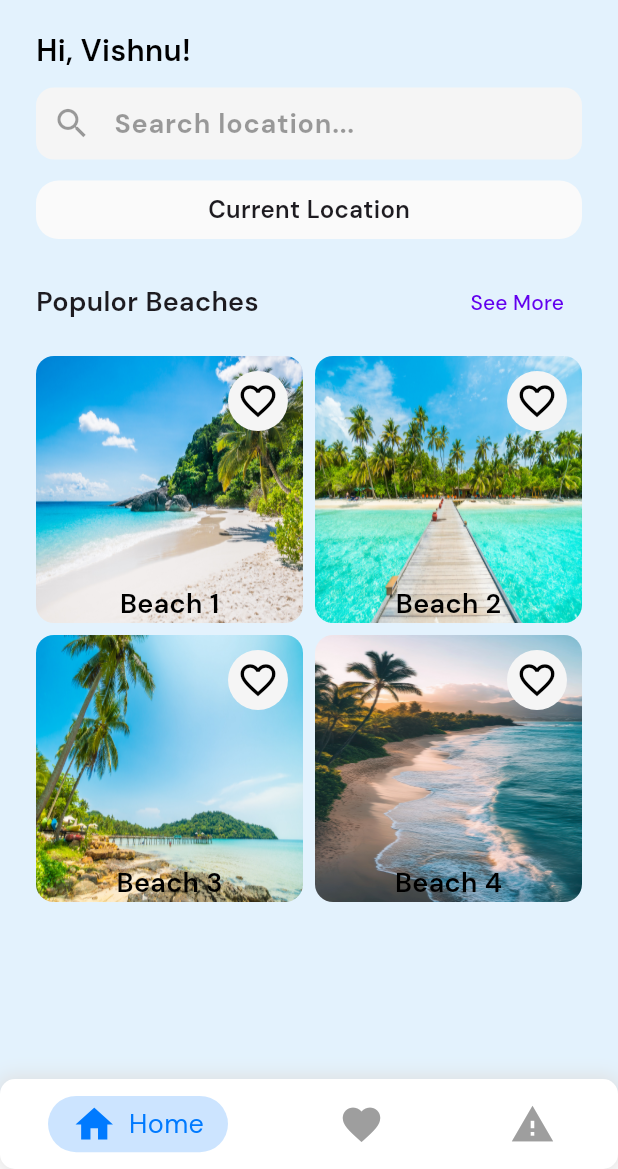
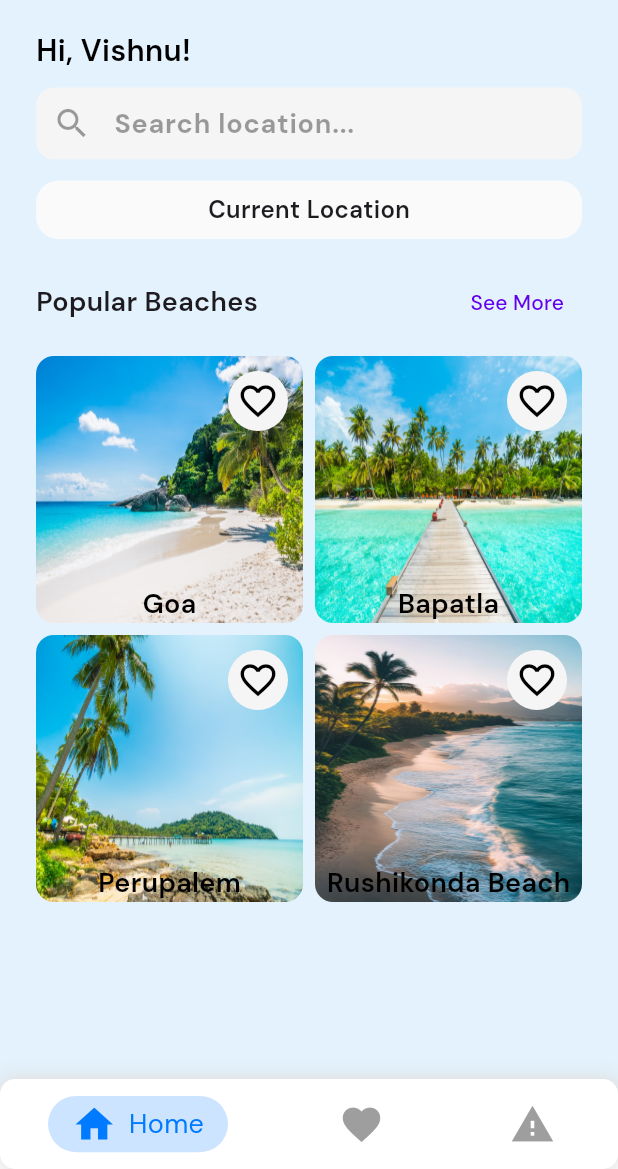
Before and after one commit to SeaAegis/SeaAegis, a Flutter app: the screen it shows after launch, on a phone screen of 412 x 824 dp, the part 67-1236 px from its top. Run offline on Flutter 3.47's test engine with Material 3 defaults, Android fonts, the phone set to English and light mode, and no system bars; drawn by our look-alikes of persistent_bottom_nav_bar; our stand-ins replace cloud_firestore, firebase_auth, firebase_core, flutter_svg, google_fonts, google_maps_flutter and 1 more; accounts and stored records are empty.

Commit message:
home image to beach fetch

```diff
--- a/lib/views/home/home.dart
+++ b/lib/views/home/home.dart
@@ -2,23 +2,70 @@ import 'package:flutter/material.dart';
 import 'package:persistent_bottom_nav_bar/persistent_bottom_nav_bar.dart';
 import 'package:provider/provider.dart';
 import 'package:seaaegis/providers/app_theme.dart';
-import 'package:seaaegis/testApi/tester1.dart';
 import 'package:seaaegis/views/alerts/alert_message.dart';
 import 'package:seaaegis/views/beach_data/beach_stats.dart';
 import 'package:seaaegis/views/favorites/favorite.dart';
+import 'package:seaaegis/widgets/basic_app_bar.dart';
 import 'package:seaaegis/views/home/widgets/search_text_field.dart';
-
-import 'package:seaaegis/widgets/basic_app_bar.dart';
+import 'package:seaaegis/testApi/tester1.dart'; // For fetchBeachConditions
 
 class HomeScreen extends StatelessWidget {
   final Function()? onBack;
+
   HomeScreen({super.key, this.onBack});
+
   final List<Beach> beaches = [
-    Beach(image: 'assets/images/2633.jpg', name: 'Beach 1'),
-    Beach(image: 'assets/images/5352.jpg', name: 'Beach 2'),
-    Beach(image: 'assets/images/6728.jpg', name: 'Beach 3'),
-    Beach(image: 'assets/images/2151794936.jpg', name: 'Beach 4'),
+    Beach(
+      image: 'assets/images/2633.jpg',
+      name: 'Goa',
+      lat: 15.539930,
+      lon: 73.763687,
+    ),
+    Beach(
+      image: 'assets/images/5352.jpg',
+      name: 'Bapatla',
+      lat: 15.895520,
+      lon: 80.467890,
+    ),
+    Beach(
+      image: 'assets/images/6728.jpg',
+      name: 'Perupalem',
+      lat: 16.414021,
+      lon: 81.607384,
+    ),
+    Beach(
+      image: 'assets/images/2151794936.jpg',
+      name: 'Rushikonda Beach',
+      lat: 17.801910,
+      lon: 83.397888,
+    ),
   ];
+
+  Future<void> _navigateToBeachStats(BuildContext context, Beach beach) async {
+    // Fetch the beach conditions
+    List<BeachConditions> beachConditions =
+        await fetchBeachConditions(beach.lat, beach.lon);
+
+    if (beachConditions.isNotEmpty) {
+      // Pass the fetched conditions to BeachStats Page
+      Navigator.of(context).push(
+        MaterialPageRoute(
+          builder: (context) => BeachStats(
+            beachConditions:
+                beachConditions[0], // Show the first condition for now
+            conditionList: beachConditions, // Pass the entire list if needed
+          ),
+        ),
+      );
+    } else {
+      // Handle case when no conditions are fetched
+      ScaffoldMessenger.of(context).showSnackBar(
+        SnackBar(
+            content: Text('No beach conditions available for ${beach.name}.')),
+      );
+    }
+  }
+
   @override
   Widget build(BuildContext context) {
     return Consumer<AppThemeProvider>(builder: (context, provider, _) {
@@ -34,9 +81,7 @@ class HomeScreen extends StatelessWidget {
             IconButton(
                 onPressed: () {},
                 icon: const Icon(size: 32, Icons.notifications_outlined)),
-            const SizedBox(
-              width: 24,
-            )
+            const SizedBox(width: 24),
           ],
         ),
         body: Padding(
@@ -53,15 +98,11 @@ class HomeScreen extends StatelessWidget {
                       fontWeight: FontWeight.w600,
                       color: Colors.black),
                 ),
-                const SizedBox(
-                  height: 10,
-                ),
+                const SizedBox(height: 10),
                 const SearchTextField(
                   hintText: 'Search location...',
                 ),
-                const SizedBox(
-                  height: 14,
-                ),
+                const SizedBox(height: 14),
                 Container(
                   padding: const EdgeInsets.all(8),
                   decoration: BoxDecoration(
@@ -78,51 +119,33 @@ class HomeScreen extends StatelessWidget {
                     ),
                   ),
                 ),
-                const SizedBox(
-                  height: 18,
-                ),
+                const SizedBox(height: 18),
                 Row(
                   mainAxisAlignment: MainAxisAlignment.spaceBetween,
                   children: [
                     const Text(
-                      'Populor Beaches',
+                      'Popular Beaches',
                       style: TextStyle(
                         fontSize: 18,
                         fontWeight: FontWeight.w600,
                       ),
                     ),
-                    TextButton(onPressed: () {}, child: const Text('See More'))
+                    TextButton(onPressed: () {}, child: const Text('See More')),
                   ],
                 ),
-                const SizedBox(
-                  height: 12,
-                ),
+                const SizedBox(height: 12),
                 GridView.builder(
                   shrinkWrap: true,
                   itemCount: beaches.length,
                   gridDelegate: const SliverGridDelegateWithFixedCrossAxisCount(
                     mainAxisSpacing: 8,
                     crossAxisSpacing: 8,
-                      crossAxisCount: 2),
+                    crossAxisCount: 2,
+                  ),
                   itemBuilder: (context, index) {
                     return GestureDetector(
-                      onTap: () => Navigator.of(context).push(MaterialPageRoute(
-                          builder: (context) => BeachStats(
-                                beachConditions: BeachConditions(
-                                  airTempC: 23.0,
-                                  waterTempC: 24.0,
-                                  windSpeedMps: 5.0,
-                                  waveHeightM: 1.5,
-                                  swellHeightM: 1.2,
-                                  visibilityKm: 10.0,
-                                  humidity: 65.0,
-                                  precipitation: 0.0,
-                                  pressure: 1015.0,
-                                  time: DateTime.now(), // No const here
-                                  currentDirection: 120,
-                                ),
-                                conditionList: const [],
-                              ))),
+                      onTap: () =>
+                          _navigateToBeachStats(context, beaches[index]),
                       child: Container(
                         width: 140,
                         height: 160,
@@ -130,7 +153,9 @@ class HomeScreen extends StatelessWidget {
                           borderRadius: BorderRadius.circular(12),
                           image: DecorationImage(
                             fit: BoxFit.fill,
-                                image: AssetImage(beaches[index].image))),
+                            image: AssetImage(beaches[index].image),
+                          ),
+                        ),
                         child: Stack(
                           children: [
                             Positioned(
@@ -142,7 +167,9 @@ class HomeScreen extends StatelessWidget {
                                   Icons.favorite_border,
                                   color: Colors.black,
                                   size: 28,
-                                    ))),
+                                ),
+                              ),
+                            ),
                             Align(
                               alignment: Alignment.bottomCenter,
                               child: Text(
@@ -150,14 +177,16 @@ class HomeScreen extends StatelessWidget {
                                 style: const TextStyle(
                                   fontSize: 18,
                                   fontWeight: FontWeight.w600,
-                                      color: Colors.black),
-                                ))
+                                  color: Colors.black,
+                                ),
+                              ),
+                            ),
                           ],
                         ),
                       ),
                     );
                   },
-                )
+                ),
               ],
             ),
           ),
@@ -181,13 +210,12 @@ class _HomePageState extends State<HomePage> {
   @override
   void initState() {
     super.initState();
-
     _controller = PersistentTabController(initialIndex: 0);
   }
 
   List<Widget> _buildScreens() {
     return [
-      HomeScreen(),
+      HomeScreen(), // This is the updated HomeScreen
       const Favorites(),
       const AlertMessage(),
     ];
@@ -216,47 +244,23 @@ class _HomePageState extends State<HomePage> {
         contentPadding: 2,
         iconSize: 30,
         textStyle: const TextStyle(fontSize: 18),
-        // inactiveIcon: const Icon(Icons.calendar_month_outlined),
         icon: const Icon(Icons.warning),
         title: "Alerts",
         inactiveColorPrimary: Colors.grey,
       ),
-      // PersistentBottomNavBarItem(
-      //   contentPadding: 2,
-      //   iconSize: 30,
-      //   textStyle: const TextStyle(fontSize: 18),
-      //   inactiveIcon: const Icon(Icons.notifications),
-      //   icon: const Icon(Icons.notifications_outlined),
-      //   title: "Notifications",
-      //   inactiveColorPrimary: Colors.grey,
-      // ),
-      // PersistentBottomNavBarItem(
-      //   contentPadding: 2,
-      //   iconSize: 30,
-      //   textStyle: const TextStyle(fontSize: 18),
-      //   inactiveIcon: const Icon(Icons.person_2_outlined),
-      //   icon: const Icon(Icons.person),
-      //   title: "Profile",
-      //   inactiveColorPrimary: Colors.grey,
-      // ),
     ];
   }
 
   @override
   Widget build(BuildContext context) {
     return Scaffold(
-      // resizeToAvoidBottomInset: false,
       body: PersistentTabView(
         context,
         controller: _controller,
         screens: _buildScreens(),
         items: _navBarsItems(),
-
         resizeToAvoidBottomInset: true,
-
         navBarHeight: 60,
-        // padding: const EdgeInsets.only(bottom: 10, left: 10, right: 10),
-
         decoration: NavBarDecoration(
           borderRadius: BorderRadius.circular(10.0),
           colorBehindNavBar: Colors.white,
@@ -268,17 +272,6 @@ class _HomePageState extends State<HomePage> {
             ),
           ],
         ),
-        // popAllScreensOnTapOfSelectedTab: true,
-        // popActionScreens: PopActionScreensType.all,
-        // itemAnimationProperties: const ItemAnimationProperties(
-        //   duration: Duration(milliseconds: 200),
-        //   curve: Curves.ease,
-        // ),
-        // screenTransitionAnimation: const ScreenTransitionAnimation(
-        //   animateTabTransition: true,
-        //   curve: Curves.ease,
-        //   duration: Duration(milliseconds: 200),
-        // ),
         navBarStyle: NavBarStyle.style1,
         isVisible: showNav,
       ),
@@ -289,6 +282,13 @@ class _HomePageState extends State<HomePage> {
 class Beach {
   final String image;
   final String name;
+  final double lat;
+  final double lon;
 
-  Beach({required this.image, required this.name});
+  Beach({
+    required this.lat,
+    required this.lon,
+    required this.image,
+    required this.name,
+  });
 }
```
Lines whose indentation alone changed are shown as unchanged.
